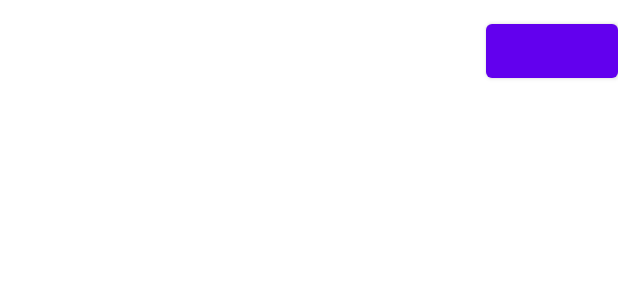
After one commit to rowens123/food-truck, an Android app: the layout location_recomendation.xml on its own in the app's theme, with its tools: preview values and no code run, on a phone screen of 412 x 824 dp. The commit adds this screen. Shown: the top 300 px of the screen. Run offline under Robolectric (Android 15) with nearby library versions, the phone set to English and light mode, and no system bars.

Commit message:
Initial Commit

```diff
--- a/app/src/main/res/layout/fragment_second.xml
+++ b/app/src/main/res/layout/fragment_second.xml
@@ -15,12 +15,14 @@
         app:layout_constraintTop_toTopOf="parent" />
 
     <androidx.recyclerview.widget.RecyclerView
+        android:id="@+id/rvLocations"
         android:layout_width="0dp"
         android:layout_height="0dp"
-        android:background="#2CF57F17"
         app:layout_constraintBottom_toBottomOf="parent"
         app:layout_constraintEnd_toEndOf="parent"
         app:layout_constraintStart_toStartOf="parent"
-        app:layout_constraintTop_toTopOf="parent" />
+        app:layout_constraintTop_toTopOf="parent"
+        android:background="#2CF57F17" />
+
 
 </androidx.constraintlayout.widget.ConstraintLayout>
--- /dev/null
+++ b/app/src/main/res/layout/location_recomendation.xml
@@ -0,0 +1,26 @@
+<?xml version="1.0" encoding="utf-8"?>
+<LinearLayout
+    xmlns:android="http://schemas.android.com/apk/res/android"
+    android:orientation="horizontal"
+    android:layout_width="match_parent"
+    android:layout_height="wrap_content"
+    android:paddingTop="10dp"
+    android:paddingBottom="10dp"
+    >
+
+    <TextView
+        android:id="@+id/address"
+        android:layout_width="0dp"
+        android:layout_height="wrap_content"
+        android:layout_weight="1"
+        />
+
+    <Button
+        android:id="@+id/message_button"
+        android:layout_width="wrap_content"
+        android:layout_height="wrap_content"
+        android:paddingLeft="16dp"
+        android:paddingRight="16dp"
+        android:textSize="10sp"
+        />
+</LinearLayout>
```
Also changed, not shown: app/src/main/java/edu/scu/foodtruck/LocationsAdapter.java (added, +73 -0 lines), app/src/main/java/edu/scu/foodtruck/ParkingSpace.java (added, +43 -0 lines).
